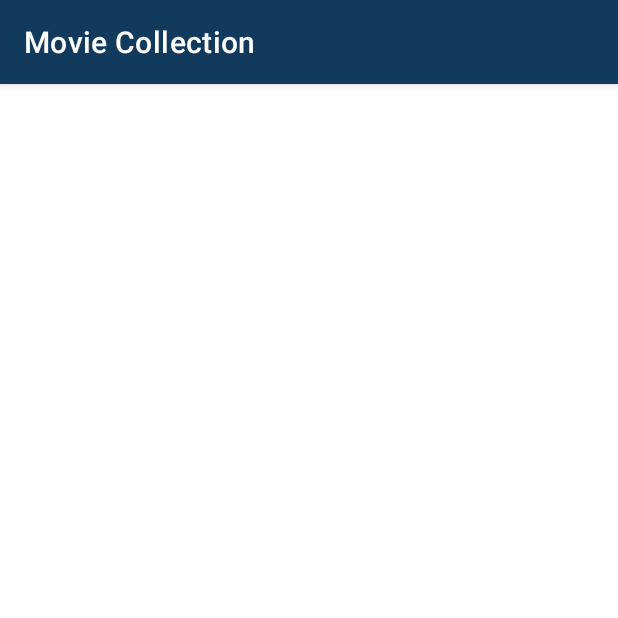
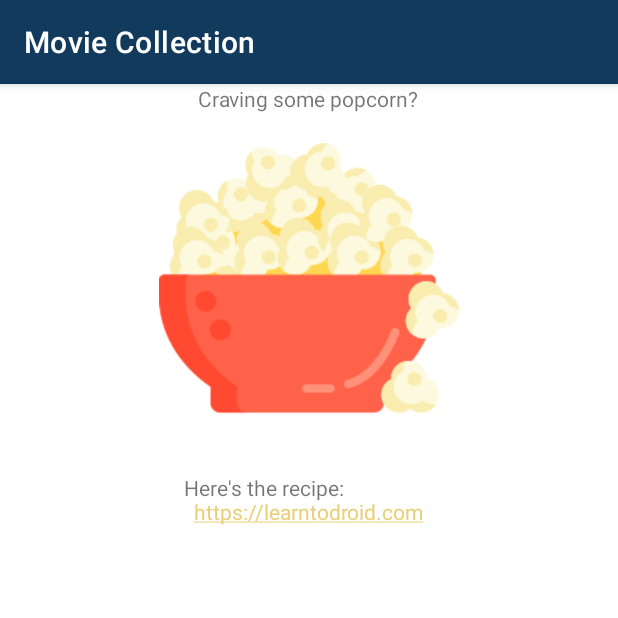
Before and after one commit to paneleon/MovieCollection, an Android app: the SnacksActivity screen opened directly, with no data from a screen before it, on a phone screen of 412 x 824 dp, the top half of it. Run offline under Robolectric (Android 15) with nearby library versions, the phone set to English and light mode, and no system bars.

Commit message:
Snack activity

```diff
--- a/app/src/main/java/com/example/moviecollection/views/SnacksActivity.java
+++ b/app/src/main/java/com/example/moviecollection/views/SnacksActivity.java
@@ -2,7 +2,11 @@ package com.example.moviecollection.views;
 
 import androidx.appcompat.app.AppCompatActivity;
 
+import android.content.Intent;
+import android.net.Uri;
 import android.os.Bundle;
+import android.text.method.LinkMovementMethod;
+import android.widget.TextView;
 
 import com.example.moviecollection.R;
 
@@ -12,5 +16,27 @@ public class SnacksActivity extends AppCompatActivity {
     protected void onCreate(Bundle savedInstanceState) {
         super.onCreate(savedInstanceState);
         setContentView(R.layout.activity_snacks);
+
+        TextView linkView = findViewById(R.id.popcorn_recipe);
+        linkView.setMovementMethod(LinkMovementMethod.getInstance());
+
+//        handleIntent(getIntent());
     }
+
+//    protected void onNewIntent(Intent intent) {
+//        super.onNewIntent(intent);
+//        handleIntent(intent);
+//    }
+//
+//    private void handleIntent(Intent intent) {
+//        String appLinkAction = intent.getAction();
+//        Uri appLinkData = intent.getData();
+//
+//        if (Intent.ACTION_VIEW.equals(appLinkAction) && appLinkData != null){
+//            String recipeId = appLinkData.getLastPathSegment();
+//            Uri appData = Uri.parse("content://com.recipe_app/recipe/").buildUpon()
+//                    .appendPath(recipeId).build();
+//            showRecipe(appData);
+//        }
+//    }
 }
--- a/app/src/main/res/layout/activity_snacks.xml
+++ b/app/src/main/res/layout/activity_snacks.xml
@@ -1,9 +1,32 @@
 <?xml version="1.0" encoding="utf-8"?>
-<androidx.constraintlayout.widget.ConstraintLayout xmlns:android="http://schemas.android.com/apk/res/android"
+<LinearLayout xmlns:android="http://schemas.android.com/apk/res/android"
     xmlns:app="http://schemas.android.com/apk/res-auto"
     xmlns:tools="http://schemas.android.com/tools"
     android:layout_width="match_parent"
     android:layout_height="match_parent"
+    android:orientation="vertical"
     tools:context=".views.SnacksActivity">
 
-</androidx.constraintlayout.widget.ConstraintLayout>
+    <TextView
+        android:layout_width="wrap_content"
+        android:layout_height="wrap_content"
+        android:layout_gravity="center_horizontal"
+        android:text="Craving some popcorn?" />
+
+    <ImageView
+        android:layout_width="200dp"
+        android:layout_height="200dp"
+        android:layout_gravity="center_horizontal"
+        android:layout_marginVertical="20dp"
+        android:src="@drawable/popcorn"
+        android:id="@+id/snack_icon" />
+
+    <TextView
+        android:id="@+id/popcorn_recipe"
+        android:layout_gravity="center_horizontal"
+        android:layout_width="wrap_content"
+        android:layout_height="wrap_content"
+        android:autoLink="web"
+        android:text="@string/snack_recipe" />
+
+</LinearLayout>
--- a/app/src/main/res/values/strings.xml
+++ b/app/src/main/res/values/strings.xml
@@ -2,4 +2,10 @@
     <string name="app_name">Movie Collection</string>
     <!-- TODO: Remove or change this placeholder text -->
     <string name="hello_blank_fragment">Hello blank fragment</string>
+    <string name="snack_recipe">Here\'s the recipe: \n
+        <a href="https://cookieandkate.com/perfect-stovetop-popcorn-recipe/">
+            https://learntodroid.com
+        </a>
+    </string>
+
 </resources>
```
